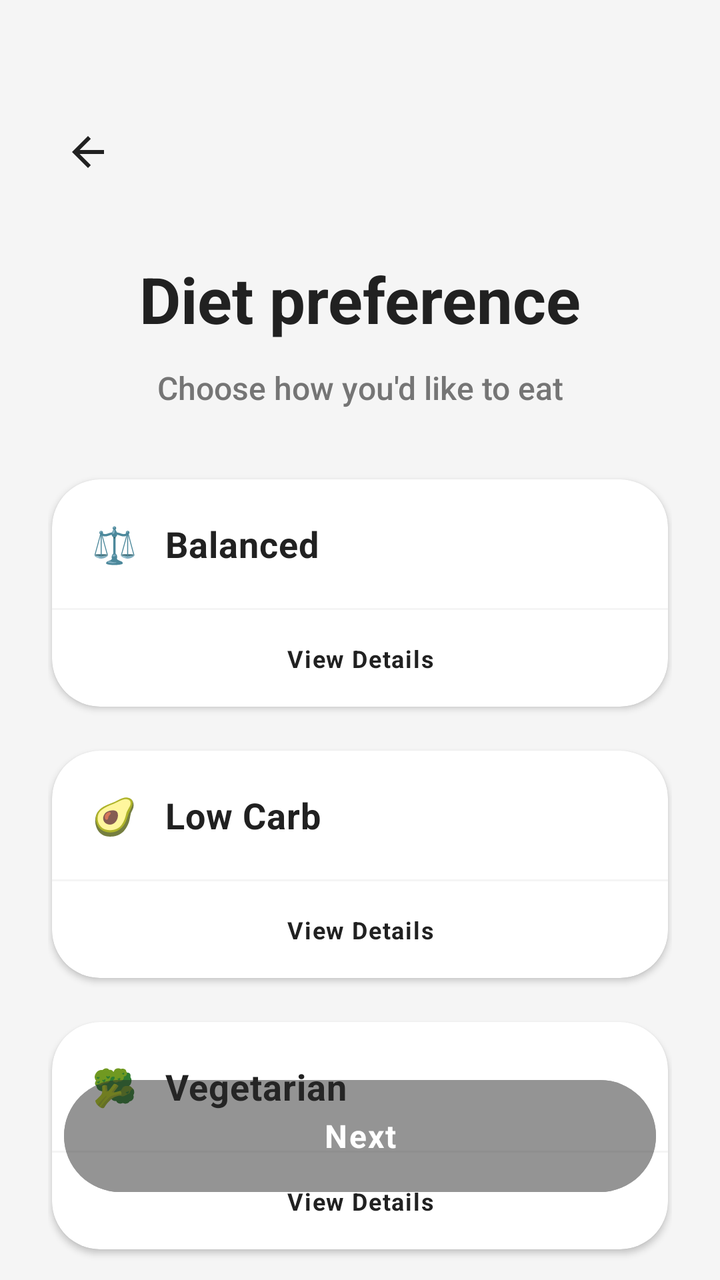
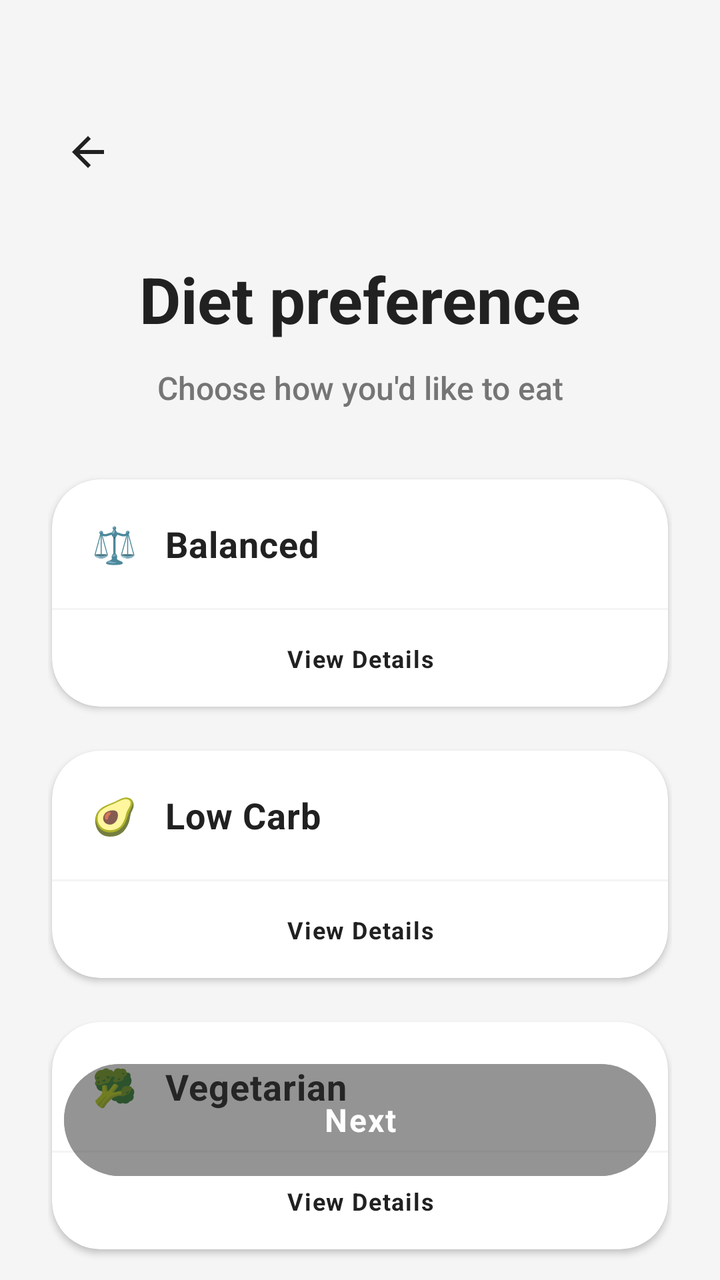

Screens rendered from an Android XML layout before and after an edit, with the pre-edit source and the edit as a unified diff.
<!-- AndroidManifest.xml: application theme Theme.Nutriority -->
<!-- res/layout/fragment_fourth_screen.xml -->
<?xml version="1.0" encoding="utf-8"?>
<androidx.constraintlayout.widget.ConstraintLayout xmlns:android="http://schemas.android.com/apk/res/android"
    xmlns:app="http://schemas.android.com/apk/res-auto"
    xmlns:tools="http://schemas.android.com/tools"
    android:layout_width="match_parent"
    android:layout_height="match_parent"
    android:background="@color/app_background"
    tools:context=".ui.onboarding.screens.FourthScreen">

    <ImageView
        android:id="@+id/backButton"
        android:layout_width="40dp"
        android:layout_height="40dp"
        android:layout_marginStart="24dp"
        android:layout_marginTop="56dp"
        android:importantForAccessibility="no"
        android:padding="8dp"
        android:clickable="true"
        android:focusable="true"
        android:src="@drawable/ic_arrow_back"
        app:layout_constraintStart_toStartOf="parent"
        app:layout_constraintTop_toTopOf="parent"
        app:tint="#212121" />

    <TextView
        android:id="@+id/titleTextView"
        android:layout_width="0dp"
        android:layout_height="wrap_content"
        android:layout_marginHorizontal="32dp"
        android:layout_marginTop="32dp"
        android:fontFamily="sans-serif"
        android:textStyle="bold"
        android:gravity="center_horizontal"
        android:text="Diet preference"
        android:textColor="#212121"
        android:textSize="32sp"
        app:autoSizeTextType="uniform"
        app:autoSizeMinTextSize="24sp"
        app:autoSizeMaxTextSize="32sp"
        app:layout_constraintEnd_toEndOf="parent"
        app:layout_constraintStart_toStartOf="parent"
        app:layout_constraintTop_toBottomOf="@id/backButton" />

    <TextView
        android:id="@+id/subtitleTextView"
        android:layout_width="0dp"
        android:layout_height="wrap_content"
        android:layout_marginTop="12dp"
        android:fontFamily="sans-serif-medium"
        android:gravity="center_horizontal"
        android:text="Choose how you'd like to eat"
        android:textColor="#757575"
        android:textSize="16sp"
        app:autoSizeTextType="uniform"
        app:autoSizeMinTextSize="12sp"
        app:autoSizeMaxTextSize="16sp"
        app:layout_constraintEnd_toEndOf="@id/titleTextView"
        app:layout_constraintStart_toStartOf="@id/titleTextView"
        app:layout_constraintTop_toBottomOf="@id/titleTextView" />

    <androidx.core.widget.NestedScrollView
        android:layout_width="0dp"
        android:layout_height="0dp"
        android:layout_marginTop="24dp"
        android:clipToPadding="false"
        android:paddingBottom="100dp"
        app:layout_constraintTop_toBottomOf="@id/subtitleTextView"
        app:layout_constraintBottom_toBottomOf="parent"
        app:layout_constraintStart_toStartOf="parent"
        app:layout_constraintEnd_toEndOf="parent">

        <LinearLayout
            android:layout_width="match_parent"
            android:layout_height="wrap_content"
            android:orientation="vertical"
            android:paddingHorizontal="24dp">

            <RadioGroup
                android:layout_width="match_parent"
                android:layout_height="wrap_content"
                android:orientation="vertical">

                
                <com.google.android.material.card.MaterialCardView
                    android:id="@+id/balancedCard"
                    android:layout_width="match_parent"
                    android:layout_height="wrap_content"
                    android:layout_marginVertical="8dp"
                    android:checkable="true"
                    android:clickable="true"
                    android:focusable="true"
                    app:cardBackgroundColor="@android:color/white"
                    app:cardCornerRadius="24dp"
                    app:cardElevation="2dp"
                    app:cardPreventCornerOverlap="false"
                    app:cardUseCompatPadding="true"
                    app:strokeWidth="0dp">

                    <androidx.constraintlayout.widget.ConstraintLayout
                        android:layout_width="match_parent"
                        android:layout_height="wrap_content"
                        android:background="@android:color/transparent">

                        <RadioButton
                            android:id="@+id/radioBalanced"
                            android:layout_width="0dp"
                            android:layout_height="wrap_content"
                            android:background="@null"
                            android:button="@null"
                            android:clickable="false"
                            android:fontFamily="sans-serif"
                            android:textStyle="bold"
                            android:padding="20dp"
                            android:text="⚖️   Balanced"
                            android:textColor="#212121"
                            android:textSize="18sp"
                            app:autoSizeTextType="uniform"
                            app:autoSizeMinTextSize="14sp"
                            app:autoSizeMaxTextSize="18sp"
                            app:layout_constraintTop_toTopOf="parent"
                            app:layout_constraintStart_toStartOf="parent"
                            app:layout_constraintEnd_toEndOf="parent"/>

                        <View
                            android:id="@+id/divider1"
                            android:layout_width="match_parent"
                            android:layout_height="1dp"
                            android:background="#F5F5F5"
                            app:layout_constraintTop_toBottomOf="@id/radioBalanced" />

                        <TextView
                            android:id="@+id/detailsBalanced"
                            android:layout_width="match_parent"
                            android:layout_height="wrap_content"
                            android:text="View Details"
                            android:fontFamily="sans-serif"
                            android:textStyle="bold"
                            android:textSize="12sp"
                            android:letterSpacing="0.05"
                            android:textColor="#212121"
                            android:gravity="center"
                            android:padding="16dp"
                            android:clickable="true"
                            android:focusable="true"
                            android:background="?attr/selectableItemBackground"
                            app:autoSizeTextType="uniform"
                            app:autoSizeMinTextSize="10sp"
                            app:autoSizeMaxTextSize="12sp"
                            app:layout_constraintTop_toBottomOf="@id/divider1"
                            app:layout_constraintBottom_toBottomOf="parent" />

                    </androidx.constraintlayout.widget.ConstraintLayout>
                </com.google.android.material.card.MaterialCardView>

                
                <com.google.android.material.card.MaterialCardView
                    android:id="@+id/lowCarbCard"
                    android:layout_width="match_parent"
                    android:layout_height="wrap_content"
                    android:layout_marginVertical="8dp"
                    android:checkable="true"
                    android:clickable="true"
                    android:focusable="true"
                    app:cardBackgroundColor="@android:color/white"
                    app:cardCornerRadius="24dp"
                    app:cardElevation="2dp"
                    app:cardPreventCornerOverlap="false"
                    app:cardUseCompatPadding="true"
                    app:strokeWidth="0dp">

                    <androidx.constraintlayout.widget.ConstraintLayout
                        android:layout_width="match_parent"
                        android:layout_height="wrap_content"
                        android:background="@android:color/transparent">

                        <RadioButton
                            android:id="@+id/radioLowCarb"
                            android:layout_width="0dp"
                            android:layout_height="wrap_content"
                            android:background="@null"
                            android:button="@null"
                            android:clickable="false"
                            android:fontFamily="sans-serif"
                            android:textStyle="bold"
                            android:padding="20dp"
                            android:text="🥑   Low Carb"
                            android:textColor="#212121"
                            android:textSize="18sp"
                            app:autoSizeTextType="uniform"
                            app:autoSizeMinTextSize="14sp"
                            app:autoSizeMaxTextSize="18sp"
                            app:layout_constraintTop_toTopOf="parent"
                            app:layout_constraintStart_toStartOf="parent"
                            app:layout_constraintEnd_toEndOf="parent"/>

                        <View
                            android:id="@+id/divider2"
                            android:layout_width="match_parent"
                            android:layout_height="1dp"
                            android:background="#F5F5F5"
                            app:layout_constraintTop_toBottomOf="@id/radioLowCarb" />

                        <TextView
                            android:id="@+id/detailsLowCarb"
                            android:layout_width="match_parent"
                            android:layout_height="wrap_content"
                            android:text="View Details"
                            android:fontFamily="sans-serif"
                            android:textStyle="bold"
                            android:textSize="12sp"
                            android:letterSpacing="0.05"
                            android:textColor="#212121"
                            android:gravity="center"
                            android:padding="16dp"
                            android:clickable="true"
                            android:focusable="true"
                            android:background="?attr/selectableItemBackground"
                            app:autoSizeTextType="uniform"
                            app:autoSizeMinTextSize="10sp"
                            app:autoSizeMaxTextSize="12sp"
                            app:layout_constraintTop_toBottomOf="@id/divider2"
                            app:layout_constraintBottom_toBottomOf="parent" />

                    </androidx.constraintlayout.widget.ConstraintLayout>
                </com.google.android.material.card.MaterialCardView>

                
                <com.google.android.material.card.MaterialCardView
                    android:id="@+id/vegetarianCard"
                    android:layout_width="match_parent"
                    android:layout_height="wrap_content"
                    android:layout_marginVertical="8dp"
                    android:checkable="true"
                    android:clickable="true"
                    android:focusable="true"
                    app:cardBackgroundColor="@android:color/white"
                    app:cardCornerRadius="24dp"
                    app:cardElevation="2dp"
                    app:cardPreventCornerOverlap="false"
                    app:cardUseCompatPadding="true"
                    app:strokeWidth="0dp">

                    <androidx.constraintlayout.widget.ConstraintLayout
                        android:layout_width="match_parent"
                        android:layout_height="wrap_content"
                        android:background="@android:color/transparent">

                        <RadioButton
                            android:id="@+id/radioVegetarian"
                            android:layout_width="0dp"
                            android:layout_height="wrap_content"
                            android:background="@null"
                            android:button="@null"
                            android:clickable="false"
                            android:fontFamily="sans-serif"
                            android:textStyle="bold"
                            android:padding="20dp"
                            android:text="🥦   Vegetarian"
                            android:textColor="#212121"
                            android:textSize="18sp"
                            app:autoSizeTextType="uniform"
                            app:autoSizeMinTextSize="14sp"
                            app:autoSizeMaxTextSize="18sp"
                            app:layout_constraintTop_toTopOf="parent"
                            app:layout_constraintStart_toStartOf="parent"
                            app:layout_constraintEnd_toEndOf="parent"/>

                        <View
                            android:id="@+id/divider3"
                            android:layout_width="match_parent"
                            android:layout_height="1dp"
                            android:background="#F5F5F5"
                            app:layout_constraintTop_toBottomOf="@id/radioVegetarian" />

                        <TextView
                            android:id="@+id/detailsVegetarian"
                            android:layout_width="match_parent"
                            android:layout_height="wrap_content"
                            android:text="View Details"
                            android:fontFamily="sans-serif"
                            android:textStyle="bold"
                            android:textSize="12sp"
                            android:letterSpacing="0.05"
                            android:textColor="#212121"
                            android:gravity="center"
                            android:padding="16dp"
                            android:clickable="true"
                            android:focusable="true"
                            android:background="?attr/selectableItemBackground"
                            app:autoSizeTextType="uniform"
                            app:autoSizeMinTextSize="10sp"
                            app:autoSizeMaxTextSize="12sp"
                            app:layout_constraintTop_toBottomOf="@id/divider3"
                            app:layout_constraintBottom_toBottomOf="parent" />

                    </androidx.constraintlayout.widget.ConstraintLayout>
                </com.google.android.material.card.MaterialCardView>

            </RadioGroup>
        </LinearLayout>
    </androidx.core.widget.NestedScrollView>

    <com.google.android.material.button.MaterialButton
        android:id="@+id/nextButton"
        android:layout_width="match_parent"
        android:layout_height="64dp"
        android:layout_marginHorizontal="32dp"
        android:layout_marginBottom="40dp"
        android:alpha="0.5"
        android:backgroundTint="@color/primary_dark"
        android:fontFamily="sans-serif"
        android:textStyle="bold"
        android:textColor="@color/white"
        android:text="@string/action_next"
        android:textSize="16sp"
        android:letterSpacing="0.05"
        app:autoSizeTextType="uniform"
        app:autoSizeMinTextSize="12sp"
        app:autoSizeMaxTextSize="16sp"
        android:enabled="false"
        app:cornerRadius="32dp"
        app:layout_constraintBottom_toBottomOf="parent" />

</androidx.constraintlayout.widget.ConstraintLayout>
<!-- resources referenced by this layout -->
<resources>
  <color name="app_background">#F5F5F5</color>
  <color name="primary_dark">#2A2A2A</color>
  <color name="white">#FFFFFFFF</color>
  <!-- drawable ic_arrow_back (drawable) -->
  <vector xmlns:android="http://schemas.android.com/apk/res/android" android:autoMirrored="true" android:height="32dp" android:tint="#000000" android:viewportHeight="24" android:viewportWidth="24" android:width="32dp">
        
      <path android:fillColor="@android:color/white" android:pathData="M20,11H7.83l5.59,-5.59L12,4l-8,8 8,8 1.41,-1.41L7.83,13H20v-2z"/>
      
  </vector>
  <string name="action_next">Next</string>
  <style name="Theme.Nutriority" parent="Base.Theme.Nutriority" />
  <style name="Base.Theme.Nutriority" parent="Theme.Material3.Light.NoActionBar">
          <item name="android:windowBackground">#F5F5F5</item>
          <item name="android:windowDrawsSystemBarBackgrounds">true</item>
          <item name="android:statusBarColor">@android:color/transparent</item>
          <item name="android:windowLightStatusBar">true</item>
          <item name="android:navigationBarColor">@android:color/transparent</item>
          <item name="android:windowLightNavigationBar" tools:ignore="NewApi">true</item>
          <item name="android:enforceNavigationBarContrast" tools:ignore="NewApi">false</item>
      </style>
</resources>

<!-- the commit's change to res/layout/fragment_fourth_screen.xml (unified diff, before → after) -->
@@ -305,7 +305,7 @@
         android:layout_width="match_parent"
         android:layout_height="64dp"
         android:layout_marginHorizontal="32dp"
-        android:layout_marginBottom="40dp"
+        android:layout_marginBottom="48dp"
         android:alpha="0.5"
         android:backgroundTint="@color/primary_dark"
         android:fontFamily="sans-serif"
